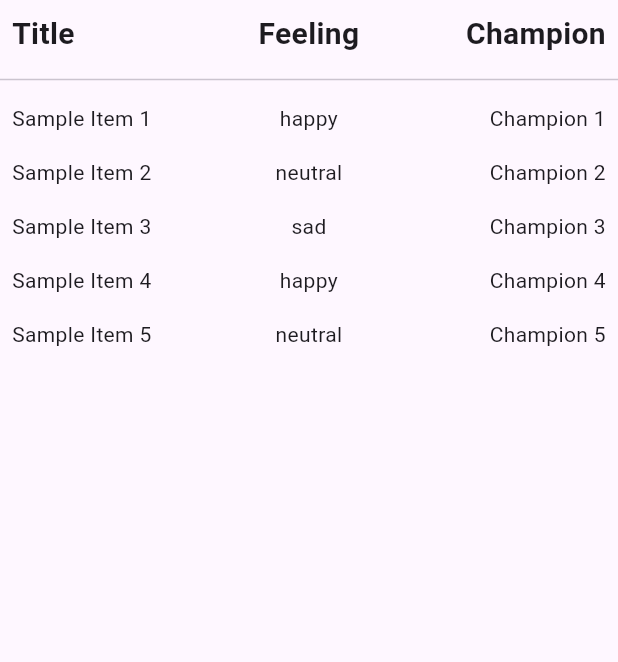
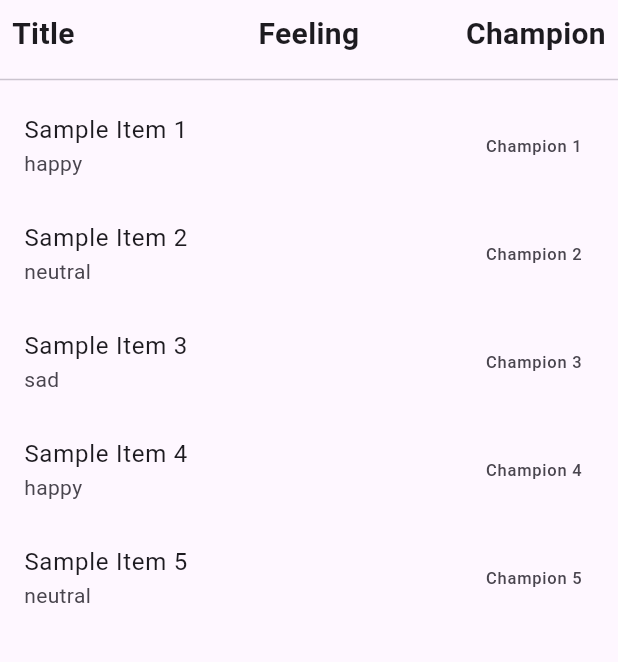
Before and after one commit to georgioskroupis/improvement-backlog-app, a Flutter app: the screen it shows after launch, on a phone screen of 412 x 824 dp, the part 84-746 px from its top. Run offline on Flutter 3.47's test engine with Material 3 defaults, Android fonts, the phone set to English and light mode, and no system bars; our stand-ins replace sqflite; accounts and stored records are empty.

Commit message:
Click on existing item, edit it, save it

```diff
--- a/lib/improvement_item.dart
+++ b/lib/improvement_item.dart
@@ -1,5 +1,6 @@
 // lib/improvement_item.dart
 class ImprovementItem {
+  final int? id;
   final String title;
   final String impactLevel;
   final String champion;
@@ -9,6 +10,7 @@ class ImprovementItem {
   final String feeling;
 
   ImprovementItem({
+    this.id,
     required this.title,
     required this.impactLevel,
     required this.champion,
@@ -20,6 +22,7 @@ class ImprovementItem {
 
   Map<String, dynamic> toMap() {
     return {
+      'id': id,
       'title': title,
       'impactLevel': impactLevel,
       'champion': champion,
--- a/lib/main.dart
+++ b/lib/main.dart
@@ -1,6 +1,7 @@
 import 'package:flutter/material.dart';
 import 'database_helper.dart';
 import 'improvement_item.dart';
+import 'detail_page.dart';
 
 void main() {
   runApp(const MyApp());
@@ -89,10 +90,24 @@ class _MyHomePageState extends State<MyHomePage> {
                     itemCount: items.length,
                     itemBuilder: (context, index) {
                       final item = items[index];
-                      return ListItem(
-                        title: item.title,
-                        feeling: item.feeling,
-                        champion: item.champion,
+                      return ListTile(
+                        title: Text(item.title),
+                        subtitle: Text(item.feeling),
+                        trailing: Text(item.champion),
+                        onTap: () async {
+                          final result = await Navigator.push(
+                            context,
+                            MaterialPageRoute(
+                              builder: (context) => DetailPage(item: item),
+                            ),
+                          );
+                          if (result == true) {
+                            setState(() {
+                              _improvementItems =
+                                  DatabaseHelper().getImprovementItems();
+                            });
+                          }
+                        },
                       );
                     },
                   );
@@ -105,31 +120,3 @@ class _MyHomePageState extends State<MyHomePage> {
     );
   }
 }
-
-class ListItem extends StatelessWidget {
-  final String title;
-  final String feeling;
-  final String champion;
-
-  const ListItem({
-    super.key,
-    required this.title,
-    required this.feeling,
-    required this.champion,
-  });
-
-  @override
-  Widget build(BuildContext context) {
-    return Padding(
-      padding: const EdgeInsets.symmetric(vertical: 8.0, horizontal: 8.0),
-      child: Row(
-        mainAxisAlignment: MainAxisAlignment.spaceBetween,
-        children: [
-          Expanded(child: Text(title)),
-          Expanded(child: Text(feeling, textAlign: TextAlign.center)),
-          Expanded(child: Text(champion, textAlign: TextAlign.right)),
-        ],
-      ),
-    );
-  }
-}
```
Also changed, not shown: lib/database_helper.dart (+17 -0 lines), lib/detail_page.dart (added, +162 -0 lines).
